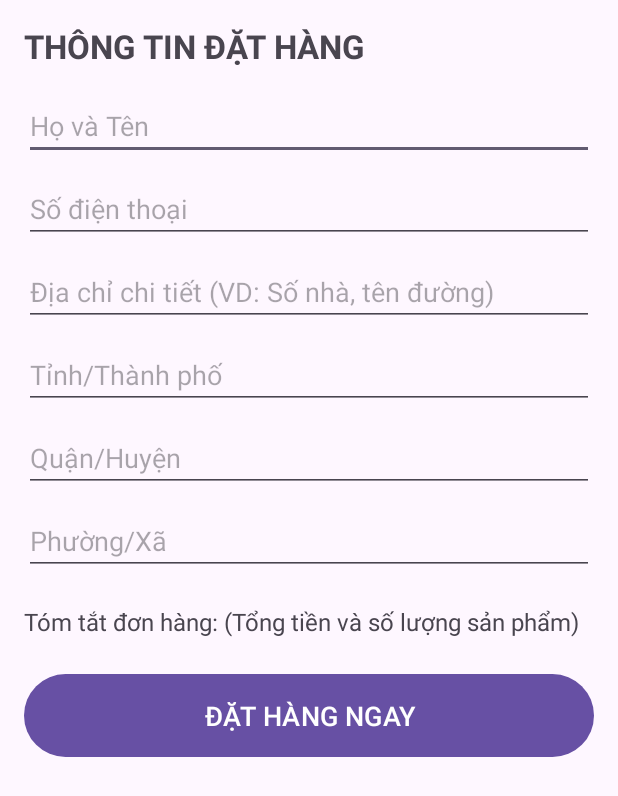
After one commit to tranchithuan08dev/SereinCandleApp, an Android app: the CheckoutActivity screen opened directly, with no data from a screen before it, on a phone screen of 412 x 824 dp. The commit adds this screen. Shown: the top 796 px of the screen. Run offline under Robolectric (Android 15) with nearby library versions, the phone set to English and light mode, and no system bars; network calls fail; 1 statement that could not run was skipped.

Commit message:
add checkout

```diff
--- a/app/src/main/AndroidManifest.xml
+++ b/app/src/main/AndroidManifest.xml
@@ -14,6 +14,9 @@
         android:roundIcon="@mipmap/ic_launcher_round"
         android:supportsRtl="true"
         android:theme="@style/Theme.SereinCandle">
+        <activity
+            android:name=".CheckoutActivity"
+            android:exported="false" />
         <activity
             android:name=".CartActivity"
             android:exported="false" />
--- /dev/null
+++ b/app/src/main/java/com/example/sereincandle/CheckoutActivity.java
@@ -0,0 +1,150 @@
+// File: CheckoutActivity.java
+package com.example.sereincandle;
+
+import androidx.appcompat.app.AppCompatActivity;
+import android.os.Bundle;
+import android.util.Log;
+import android.widget.Button;
+import android.widget.EditText;
+import android.widget.TextView;
+import android.widget.Toast;
+
+import com.example.sereincandle.models.CartResponse;
+import com.example.sereincandle.models.CartItem;
+import com.example.sereincandle.models.OrderItemRequest;
+import com.example.sereincandle.models.OrderRequest;
+import com.example.sereincandle.network.ApiService;
+import com.example.sereincandle.network.ServiceGenerator;
+
+import java.text.DecimalFormat;
+import java.util.ArrayList;
+import java.util.List;
+
+import retrofit2.Call;
+import retrofit2.Callback;
+import retrofit2.Response;
+
+public class CheckoutActivity extends AppCompatActivity {
+
+    private EditText etFullName, etPhone, etAddressLine, etCity, etDistrict, etWard;
+    private Button btnPlaceOrder;
+    private TextView tvOrderSummary;
+    private List<CartItem> currentCartItems = new ArrayList<>();
+    private final DecimalFormat formatter = new DecimalFormat("#,### VND");
+
+    @Override
+    protected void onCreate(Bundle savedInstanceState) {
+        super.onCreate(savedInstanceState);
+        setContentView(R.layout.activity_checkout);
+
+        // 1. Ánh xạ
+        etFullName = findViewById(R.id.etFullName);
+        etPhone = findViewById(R.id.etPhone);
+        etAddressLine = findViewById(R.id.etAddressLine);
+        etCity = findViewById(R.id.etCity);
+        etDistrict = findViewById(R.id.etDistrict);
+        etWard = findViewById(R.id.etWard);
+        tvOrderSummary = findViewById(R.id.tvOrderSummary);
+        btnPlaceOrder = findViewById(R.id.btnPlaceOrder);
+
+        // 2. Tải Giỏ hàng để lấy danh sách sản phẩm (items)
+        fetchCartAndDisplaySummary();
+
+        // 3. Xử lý Đặt hàng
+        btnPlaceOrder.setOnClickListener(v -> placeOrder());
+    }
+
+    private void fetchCartAndDisplaySummary() {
+        ApiService apiService = ServiceGenerator.createService(ApiService.class);
+        Call<CartResponse> call = apiService.getCart();
+
+        call.enqueue(new Callback<CartResponse>() {
+            @Override
+            public void onResponse(Call<CartResponse> call, Response<CartResponse> response) {
+                if (response.isSuccessful() && response.body() != null) {
+                    CartResponse cartResponse = response.body();
+                    currentCartItems = cartResponse.getItems();
+
+                    // Cập nhật tóm tắt
+                    int totalQuantity = 0;
+                    if (currentCartItems != null) {
+                        for (CartItem item : currentCartItems) {
+                            totalQuantity += item.getQuantity();
+                        }
+                    }
+                    tvOrderSummary.setText("Tổng tiền: " + formatter.format(cartResponse.getTotalAmount()) +
+                            " (" + totalQuantity + " sản phẩm)");
+                } else {
+                    Toast.makeText(CheckoutActivity.this, "Không thể tải giỏ hàng để đặt. Mã: " + response.code(), Toast.LENGTH_LONG).show();
+                    tvOrderSummary.setText("Lỗi tải giỏ hàng.");
+                    currentCartItems = new ArrayList<>();
+                }
+            }
+
+            @Override
+            public void onFailure(Call<CartResponse> call, Throwable t) {
+                Toast.makeText(CheckoutActivity.this, "Lỗi mạng khi tải giỏ hàng: " + t.getMessage(), Toast.LENGTH_LONG).show();
+            }
+        });
+    }
+
+    private void placeOrder() {
+        if (currentCartItems == null || currentCartItems.isEmpty()) {
+            Toast.makeText(this, "Giỏ hàng trống! Vui lòng thêm sản phẩm.", Toast.LENGTH_LONG).show();
+            return;
+        }
+
+        // 1. Lấy dữ liệu người dùng
+        String fullName = etFullName.getText().toString().trim();
+        String phone = etPhone.getText().toString().trim();
+        String addressLine = etAddressLine.getText().toString().trim();
+        String city = etCity.getText().toString().trim();
+        String district = etDistrict.getText().toString().trim();
+        String ward = etWard.getText().toString().trim();
+
+        if (fullName.isEmpty() || phone.isEmpty() || addressLine.isEmpty()) {
+            Toast.makeText(this, "Vui lòng nhập đầy đủ thông tin nhận hàng.", Toast.LENGTH_LONG).show();
+            return;
+        }
+
+        // 2. Chuyển đổi CartItem thành OrderItemRequest
+        List<OrderItemRequest> orderItems = new ArrayList<>();
+        for (CartItem cartItem : currentCartItems) {
+            orderItems.add(new OrderItemRequest(cartItem.getProductId(), cartItem.getQuantity()));
+        }
+
+        // 3. Tạo OrderRequest
+        OrderRequest orderRequest = new OrderRequest(
+                fullName, phone, addressLine, city, district, ward, orderItems
+        );
+
+        // 4. Gọi API Đặt hàng
+        ApiService apiService = ServiceGenerator.createService(ApiService.class);
+        Call<Void> call = apiService.placeOrder(orderRequest);
+
+        btnPlaceOrder.setEnabled(false); // Vô hiệu hóa nút để tránh nhấp đúp
+
+        call.enqueue(new Callback<Void>() {
+            @Override
+            public void onResponse(Call<Void> call, Response<Void> response) {
+                btnPlaceOrder.setEnabled(true);
+                if (response.isSuccessful()) {
+                    Toast.makeText(CheckoutActivity.this, "ĐẶT HÀNG THÀNH CÔNG!", Toast.LENGTH_LONG).show();
+                    // Chuyển về màn hình chính hoặc màn hình thông báo thành công
+                    // finish();
+                } else if (response.code() == 401) {
+                    Toast.makeText(CheckoutActivity.this, "Lỗi: Vui lòng đăng nhập lại.", Toast.LENGTH_LONG).show();
+                } else {
+                    Toast.makeText(CheckoutActivity.this, "ĐẶT HÀNG THẤT BẠI. Mã: " + response.code(), Toast.LENGTH_LONG).show();
+                    Log.e("ORDER_API_ERROR", "Lỗi: " + response.code());
+                }
+            }
+
+            @Override
+            public void onFailure(Call<Void> call, Throwable t) {
+                btnPlaceOrder.setEnabled(true);
+                Toast.makeText(CheckoutActivity.this, "Lỗi kết nối khi đặt hàng: " + t.getMessage(), Toast.LENGTH_LONG).show();
+            }
+        });
+    }
+}
--- a/app/src/main/java/com/example/sereincandle/network/ApiService.java
+++ b/app/src/main/java/com/example/sereincandle/network/ApiService.java
@@ -4,6 +4,7 @@ import com.example.sereincandle.LoginRequest;
 import com.example.sereincandle.LoginResponse;
 import com.example.sereincandle.models.CartItemRequest;
 import com.example.sereincandle.models.CartResponse;
+import com.example.sereincandle.models.OrderRequest;
 import com.example.sereincandle.models.ProductDetailResponse;
 import com.example.sereincandle.models.ProductListResponse;
 
@@ -36,4 +37,6 @@ public interface ApiService {
 
     @DELETE("carts/items/{itemId}")
     Call<Void> deleteCartItem(@Path("itemId") int itemId);
+    @POST("Order")
+    Call<Void> placeOrder(@Body OrderRequest request);
 }
--- /dev/null
+++ b/app/src/main/res/layout/activity_checkout.xml
@@ -0,0 +1,87 @@
+<?xml version="1.0" encoding="utf-8"?>
+<ScrollView xmlns:android="http://schemas.android.com/apk/res/android"
+    xmlns:tools="http://schemas.android.com/tools"
+    android:layout_width="match_parent"
+    android:layout_height="match_parent"
+    tools:context=".CheckoutActivity">
+
+    <LinearLayout
+        android:layout_width="match_parent"
+        android:layout_height="wrap_content"
+        android:orientation="vertical"
+        android:padding="16dp">
+
+        <TextView
+            android:layout_width="wrap_content"
+            android:layout_height="wrap_content"
+            android:text="THÔNG TIN ĐẶT HÀNG"
+            android:textSize="22sp"
+            android:textStyle="bold"
+            android:layout_marginBottom="16dp"/>
+
+        <EditText
+            android:id="@+id/etFullName"
+            android:layout_width="match_parent"
+            android:layout_height="wrap_content"
+            android:hint="Họ và Tên"
+            android:inputType="textPersonName"
+            android:layout_marginBottom="10dp"/>
+
+        <EditText
+            android:id="@+id/etPhone"
+            android:layout_width="match_parent"
+            android:layout_height="wrap_content"
+            android:hint="Số điện thoại"
+            android:inputType="phone"
+            android:layout_marginBottom="10dp"/>
+
+        <EditText
+            android:id="@+id/etAddressLine"
+            android:layout_width="match_parent"
+            android:layout_height="wrap_content"
+            android:hint="Địa chỉ chi tiết (VD: Số nhà, tên đường)"
+            android:inputType="textPostalAddress"
+            android:layout_marginBottom="10dp"/>
+
+        <EditText
+            android:id="@+id/etCity"
+            android:layout_width="match_parent"
+            android:layout_height="wrap_content"
+            android:hint="Tỉnh/Thành phố"
+            android:inputType="text"
+            android:layout_marginBottom="10dp"/>
+
+        <EditText
+            android:id="@+id/etDistrict"
+            android:layout_width="match_parent"
+            android:layout_height="wrap_content"
+            android:hint="Quận/Huyện"
+            android:inputType="text"
+            android:layout_marginBottom="10dp"/>
+
+        <EditText
+            android:id="@+id/etWard"
+            android:layout_width="match_parent"
+            android:layout_height="wrap_content"
+            android:hint="Phường/Xã"
+            android:inputType="text"
+            android:layout_marginBottom="20dp"/>
+
+        <TextView
+            android:id="@+id/tvOrderSummary"
+            android:layout_width="wrap_content"
+            android:layout_height="wrap_content"
+            android:text="Tóm tắt đơn hàng: (Tổng tiền và số lượng sản phẩm)"
+            android:textSize="16sp"
+            android:layout_marginBottom="20dp"/>
+
+        <Button
+            android:id="@+id/btnPlaceOrder"
+            android:layout_width="match_parent"
+            android:layout_height="wrap_content"
+            android:text="ĐẶT HÀNG NGAY"
+            android:padding="15dp"
+            android:textSize="18sp"/>
+
+    </LinearLayout>
+</ScrollView>
```
Also changed, not shown: app/src/main/java/com/example/sereincandle/CartActivity.java (+27 -3 lines), app/src/main/java/com/example/sereincandle/models/OrderItemRequest.java (added, +16 -0 lines), app/src/main/java/com/example/sereincandle/models/OrderRequest.java (added, +42 -0 lines), app/src/main/res/layout/activity_cart.xml (+9 -0 lines).
